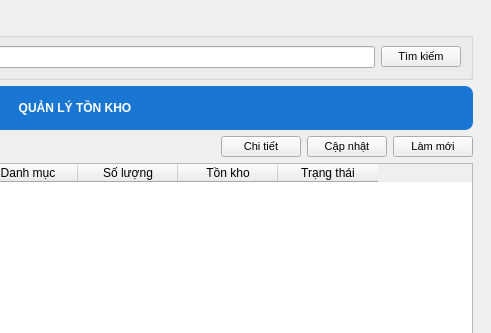
Before: the Qt Designer form ui/main_window.ui in thinh-doan/sales-and-warehouse-management-system, drawn with Qt 5; both pictures show x 567 to 1058 and y 0 to 333 of the 1058 by 753 pixel window.
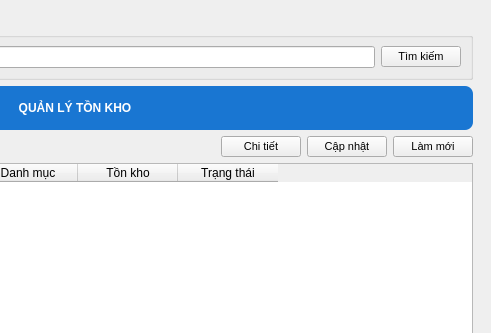
After: the same form once the commit is applied. The open tabs and pages were chosen to show the change. Icons and pictures are not drawn. Custom widgets are drawn as their Qt base class.

Patch:
```diff
--- a/ui/main_window.ui
+++ b/ui/main_window.ui
@@ -1526,11 +1526,6 @@
             <string>Danh mục</string>
            </property>
           </column>
-          <column>
-           <property name="text">
-            <string>Số lượng</string>
-           </property>
-          </column>
           <column>
            <property name="text">
             <string>Tồn kho</string>
```
Left out of the diff: 4 changed lines with no effect on the pictures.
